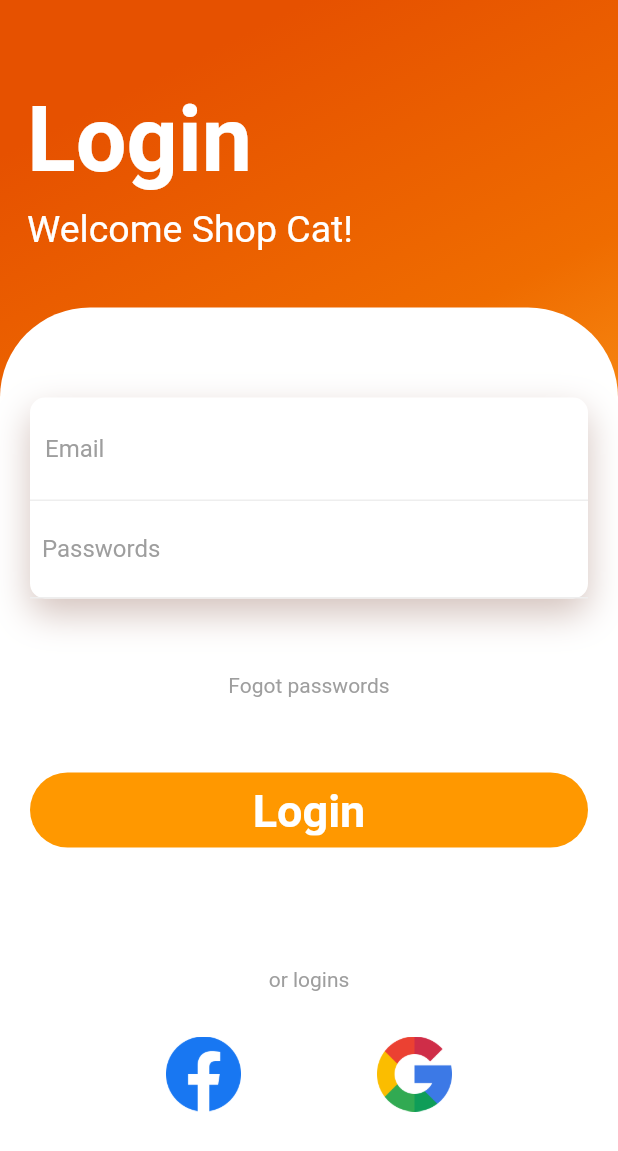
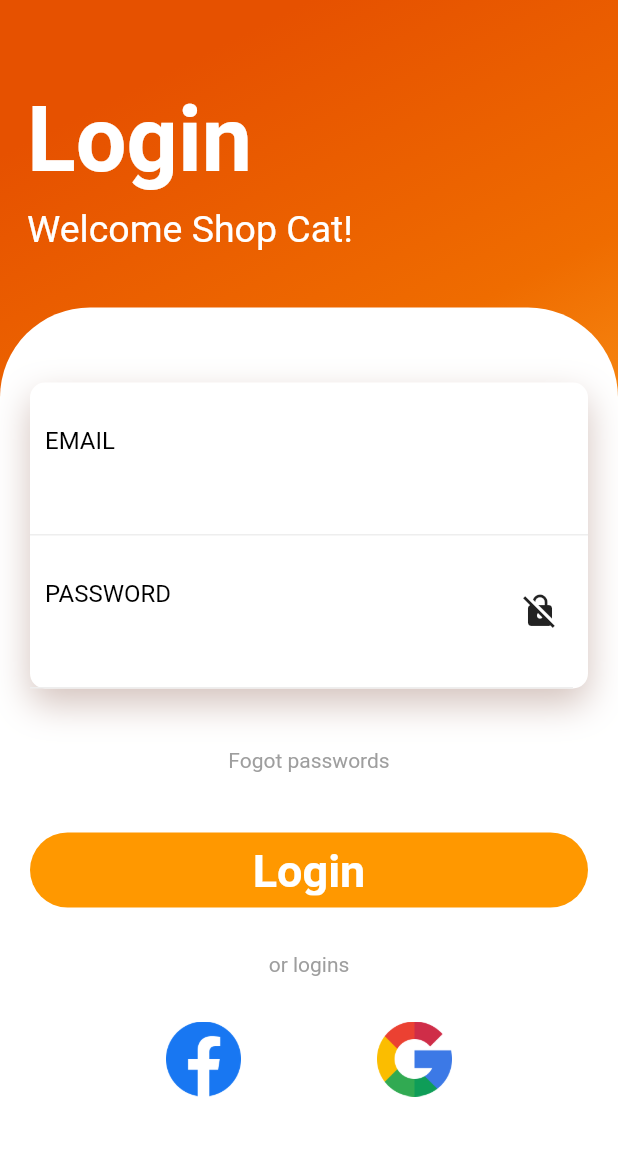
Before and after one commit to netlink-android/app_mar, a Flutter app: the screen it shows after launch, on a phone screen of 412 x 824 dp. Shown: the top 1151 px of the screen. Run offline on Flutter 3.47's test engine with Material 2 defaults, Android fonts, the phone set to English and light mode, and no system bars; our stand-ins replace flutter_slidable, flutter_spinkit.

Commit message:
13/12 02

```diff
--- a/lib/login.dart
+++ b/lib/login.dart
@@ -1,4 +1,6 @@
 import 'package:flutter/material.dart';
+import 'package:pet_shop_app/pages/home_page.dart';
+
 class LoginPage extends StatefulWidget {
   const LoginPage({super.key});
 
@@ -7,6 +9,13 @@ class LoginPage extends StatefulWidget {
 }
 
 class _LoginPageState extends State<LoginPage> {
+  bool _isShowpass = true;
+  TextEditingController _textEmail = new TextEditingController();
+  TextEditingController _textPass = new TextEditingController();
+  var _textEmailErr = 'Tài khoản không hợp lệ';
+  var _textPassErr = 'Mật khẩu không hợp lệ';
+  bool _emailValid = false;
+  bool _passValid = false;
   @override
   Widget build(BuildContext context) {
     return SafeArea(
@@ -28,6 +37,7 @@ class _LoginPageState extends State<LoginPage> {
             Padding(
               padding: const EdgeInsets.all(18.0),
               child: Column(
+                mainAxisSize: MainAxisSize.min,
                 crossAxisAlignment: CrossAxisAlignment.start,
                 children: [
                   Text(
@@ -60,7 +70,7 @@ class _LoginPageState extends State<LoginPage> {
                   child: Column(
                     children: [
                       SizedBox(
-                        height: 40,
+                        height: 30,
                       ),
                       Container(
                         decoration: BoxDecoration(
@@ -81,37 +91,60 @@ class _LoginPageState extends State<LoginPage> {
                                       bottom: BorderSide(
                                           color: Colors.grey.shade200))),
                               child: TextField(
+                                controller: _textEmail,
                                 decoration: InputDecoration(
-                                    hintText: 'Email',
-                                    hintStyle: TextStyle(color: Colors.grey),
+                                    labelStyle: TextStyle(
+                                      color: Colors.black,
+                                    ),
+                                    errorText: _emailValid ? _textEmailErr : '',
+                                    labelText: 'EMAIL',
                                     border: InputBorder.none),
                               ),
                             ),
                             Container(
-                              padding: EdgeInsets.all(8),
+                              padding: EdgeInsets.all(10),
+                              margin: EdgeInsets.only(right: 10),
                               decoration: BoxDecoration(
                                   border: Border(
                                       bottom: BorderSide(
                                           color: Colors.grey.shade200))),
-                              child: TextField(
+                              child: Stack(
+                                alignment: AlignmentDirectional.centerEnd,
+                                children: [
+                                  TextField(
+                                    obscureText: _isShowpass,
+                                    controller: _textPass,
                                     decoration: InputDecoration(
-                                    hintText: 'Passwords',
-                                    hintStyle: TextStyle(color: Colors.grey),
+                                        labelStyle: TextStyle(
+                                          color: Colors.black,
+                                        ),
+                                        errorText:
+                                            _passValid ? _textPassErr : '',
+                                        labelText: 'PASSWORD',
                                         border: InputBorder.none),
+                                  ),
+                                  GestureDetector(
+                                    onTap: showPass,
+                                    child: _isShowpass
+                                        ? Icon(
+                                            Icons.no_encryption_gmailerrorred)
+                                        : Icon(Icons.enhanced_encryption),
+                                  )
+                                ],
                               ),
                             ),
                           ],
                         ),
                       ),
                       SizedBox(
-                        height: 50,
+                        height: 40,
                       ),
                       Text(
                         'Fogot passwords',
                         style: TextStyle(color: Colors.grey, fontSize: 14),
                       ),
                       SizedBox(
-                        height: 50,
+                        height: 40,
                       ),
                       Container(
                         height: 50,
@@ -120,6 +153,8 @@ class _LoginPageState extends State<LoginPage> {
                             borderRadius: BorderRadius.circular(60),
                             color: Colors.orange.shade500),
                         child: Center(
+                          child: GestureDetector(
+                            onTap: loginClick,
                             child: Text(
                               'Login',
                               style: TextStyle(
@@ -129,28 +164,44 @@ class _LoginPageState extends State<LoginPage> {
                             ),
                           ),
                         ),
+                      ),
                       SizedBox(
-                        height: 80,
+                        height: 30,
                       ),
                       Text(
                         'or logins',
                         style: TextStyle(
                           fontSize: 14,
-                            color: Colors.grey,),
+                          color: Colors.grey,
                         ),
-                      SizedBox(height: 30,),
+                      ),
+                      SizedBox(
+                        height: 30,
+                      ),
                       Row(
                         crossAxisAlignment: CrossAxisAlignment.center,
                         mainAxisAlignment: MainAxisAlignment.spaceEvenly,
                         children: [
-                          Container(height: 50,
+                          Container(
+                            height: 50,
                             width: 50,
-                          child: Image.asset('assets/category/facebook.png',),),
-                          Container(height: 50,
+                            child: GestureDetector(
+                              onTap: () {
+                                print('facbool');
+                              },
+                              child: Image.asset(
+                                'assets/category/facebook.png',
+                              ),
+                            ),
+                          ),
+                          Container(
+                            height: 50,
                             width: 50,
-                          child: Image.asset('assets/category/google.png'),)
-
-
+                            child: GestureDetector(
+                              onTap: () {},
+                              child: Image.asset('assets/category/google.png'),
+                            ),
+                          )
                         ],
                       )
                     ],
@@ -163,4 +214,34 @@ class _LoginPageState extends State<LoginPage> {
       )),
     );
   }
+
+  void showPass() {
+    setState(() {
+      _isShowpass = !_isShowpass;
+    });
   }
+
+  void loginClick() {
+    setState(() {
+      //   if(_emailValid && _passValid){
+      //     ScaffoldMessenger.of(context).showSnackBar(SnackBar(
+      //   content: Text("Nhập tt tk, mk"),
+      // ));
+      //   }
+      if (_textEmail.text.length < 6 || !_textEmail.text.contains('@')) {
+        _emailValid = true;
+      } else {
+        _emailValid = false;
+      }
+      if (_textPass.text.length < 6) {
+        _passValid = true;
+      } else {
+        _passValid = false;
+      }
+      if (!_emailValid && !_passValid) {
+        Navigator.push(
+            context, MaterialPageRoute(builder: (context) => HomePage()));
+      }
+    });
+  }
+}
--- a/pubspec.yaml
+++ b/pubspec.yaml
@@ -32,7 +32,7 @@ dependencies:
 
   # The following adds the Cupertino Icons font to your application.
   # Use with the CupertinoIcons class for iOS style icons.
-  cupertino_icons: ^1.0.2
+  cupertino_icons: ^1.0.5
   flutter_slidable: ^2.0.0
   provider: ^6.0.3
   flutter_spinkit: ^5.1.0
```
Lines whose indentation alone changed are shown as unchanged.
